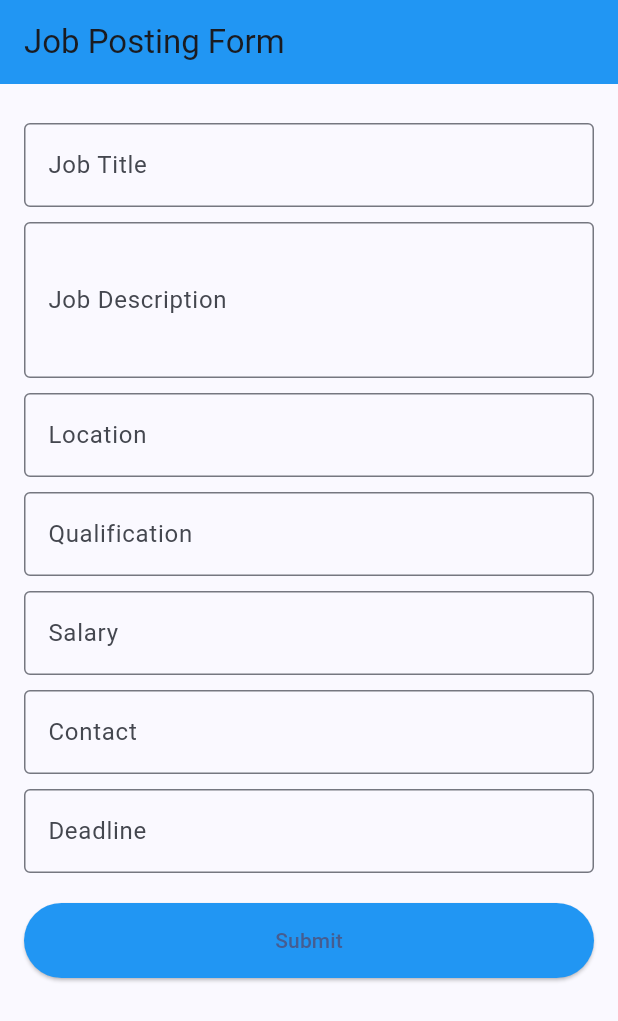
After one commit to siddhumak/aluminiapp, a Flutter app: the JobPostingForm screen opened directly, on a phone screen of 412 x 824 dp. The commit adds this screen. Shown: the top 1021 px of the screen. Run offline on Flutter 3.47's test engine with Material 3 defaults, Android fonts, the phone set to English and light mode, and no system bars; our stand-ins replace cloud_firestore, file_picker, firebase_auth, firebase_core, firebase_storage, flutter_spinkit and 3 more; missing offline and left inert: dart:ffi; accounts and stored records are empty.

Commit message:
job,grp chat done

```diff
--- a/lib/components/drawer_screen.dart
+++ b/lib/components/drawer_screen.dart
@@ -1,5 +1,6 @@
 import 'package:demoapp/components/llist_tiles.dart';
 import 'package:demoapp/screens/Profile_Screen.dart';
+import 'package:demoapp/screens/chat_screen.dart';
 import 'package:demoapp/screens/login_screen.dart';
 import 'package:flutter/material.dart';
 
@@ -37,6 +38,11 @@ class MyDrawer extends StatelessWidget {
                 text: 'S E T T I N G S',
                 onTap: () => Navigator.pop(context),
               ),
+              MyListTile(
+                icon: Icons.chat,
+                text: 'D I S C U S S I O N',
+                onTap: () => Navigator.of(context).push(
+                  MaterialPageRoute(builder: (context) =>  ChatScreen())),)
             ],
           ),
           Padding(
--- /dev/null
+++ b/lib/screens/job_form.dart
@@ -0,0 +1,148 @@
+import 'package:flutter/material.dart';
+import 'package:cloud_firestore/cloud_firestore.dart';
+
+class JobPostingForm extends StatefulWidget {
+  @override
+  _JobPostingFormState createState() => _JobPostingFormState();
+}
+
+class _JobPostingFormState extends State<JobPostingForm> {
+  final TextEditingController _contactController = TextEditingController();
+  final TextEditingController _deadlineController = TextEditingController();
+  final TextEditingController _jobDescriptionController = TextEditingController();
+  final TextEditingController _jobTitleController = TextEditingController();
+  final TextEditingController _locationController = TextEditingController();
+  final TextEditingController _qualificationController = TextEditingController();
+  final TextEditingController _salaryController = TextEditingController();
+
+  // Function to submit the form and store data in Firestore
+  void _submitForm() {
+    FirebaseFirestore.instance.collection('job').add({
+      'contact': _contactController.text,
+      'deadline': _deadlineController.text,
+      'job_description': _jobDescriptionController.text,
+      'job_title': _jobTitleController.text,
+      'location': _locationController.text,
+      'qualification': _qualificationController.text,
+      'salary': _salaryController.text,
+    }).then((value) {
+      // Show a success message or navigate to another screen
+      ScaffoldMessenger.of(context).showSnackBar(
+        SnackBar(
+          content: Text('Job posting submitted successfully!'),
+          backgroundColor: Colors.green,
+        ),
+      );
+      // Clear all input fields after submission
+      _contactController.clear();
+      _deadlineController.clear();
+      _jobDescriptionController.clear();
+      _jobTitleController.clear();
+      _locationController.clear();
+      _qualificationController.clear();
+      _salaryController.clear();
+    }).catchError((error) {
+      // Handle error if data submission fails
+      ScaffoldMessenger.of(context).showSnackBar(
+        SnackBar(
+          content: Text('Error submitting job posting: $error'),
+          backgroundColor: Colors.red,
+        ),
+      );
+    });
+  }
+
+  @override
+  Widget build(BuildContext context) {
+    return Scaffold(
+      appBar: AppBar(
+        title: Text('Job Posting Form'),
+        backgroundColor: Colors.blue,
+      ),
+      body: SingleChildScrollView(
+        padding: EdgeInsets.all(16.0),
+        child: Column(
+          crossAxisAlignment: CrossAxisAlignment.stretch,
+          children: [
+            SizedBox(height: 10),
+            TextFormField(
+              controller: _jobTitleController,
+              decoration: InputDecoration(
+
+
+                labelText: 'Job Title',
+                border: OutlineInputBorder(),
+
+              ),
+            ),
+            SizedBox(height: 10),
+            TextField(
+              controller: _jobDescriptionController,
+              decoration: InputDecoration(
+                labelText: 'Job Description',
+                border: OutlineInputBorder(),
+              ),
+              maxLines: 3,
+            ),
+            SizedBox(height: 10),
+            TextField(
+              controller: _locationController,
+              decoration: InputDecoration(
+                labelText: 'Location',
+                border: OutlineInputBorder(),
+              ),
+            ),
+            SizedBox(height: 10),
+            TextField(
+              controller: _qualificationController,
+              decoration: InputDecoration(
+                labelText: 'Qualification',
+                border: OutlineInputBorder(),
+              ),
+            ),
+            SizedBox(height: 10),
+            TextField(
+              controller: _salaryController,
+              decoration: InputDecoration(
+                labelText: 'Salary',
+                border: OutlineInputBorder(),
+              ),
+            ),
+            SizedBox(height: 10),
+            TextField(
+              controller: _contactController,
+              decoration: InputDecoration(
+                labelText: 'Contact',
+                border: OutlineInputBorder(),
+              ),
+            ),
+            SizedBox(height: 10),
+            TextField(
+              controller: _deadlineController,
+              decoration: InputDecoration(
+                labelText: 'Deadline',
+                border: OutlineInputBorder(),
+              ),
+            ),
+            SizedBox(height: 20),
+            ElevatedButton(
+              onPressed: _submitForm,
+              child: Text('Submit'),
+              style: ElevatedButton.styleFrom(
+                backgroundColor: Colors.blue,
+                padding: EdgeInsets.symmetric(vertical: 15),
+              ),
+            ),
+          ],
+        ),
+      ),
+    );
+  }
+}
+
+void main() {
+  runApp(MaterialApp(
+    title: 'Job Posting Form',
+    home: JobPostingForm(),
+  ));
+}
--- a/lib/screens/office_auth.dart
+++ b/lib/screens/office_auth.dart
@@ -43,8 +43,9 @@ class OfficeAuth extends StatelessWidget {
                                 imageUrl != null
                                     ? Image.network(
                                         imageUrl,
-                                        width: 500,
+                                        width: 800,
                                         height: 300,
+                                        fit: BoxFit.fill,
                                       )
                                     : Text('Document: N/A'),
                               ],
```
Also changed, not shown: lib/main.dart (+8 -1 lines), lib/screens/admregister_screen.dart (+11 -1 lines), lib/screens/chat_screen.dart (added, +200 -0 lines), lib/screens/sms.dart (added, +81 -0 lines), lib/screens/view_job.dart (added, +78 -0 lines), pubspec.yaml (+6 -1 lines), pubspec.lock, 5 other files.
